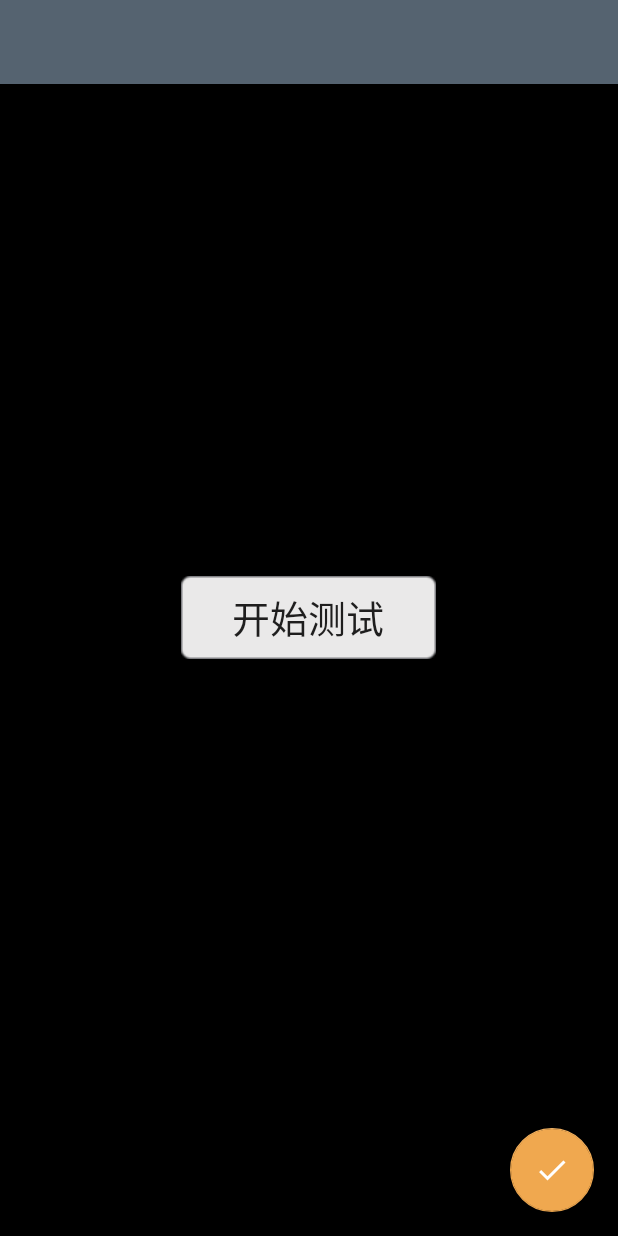
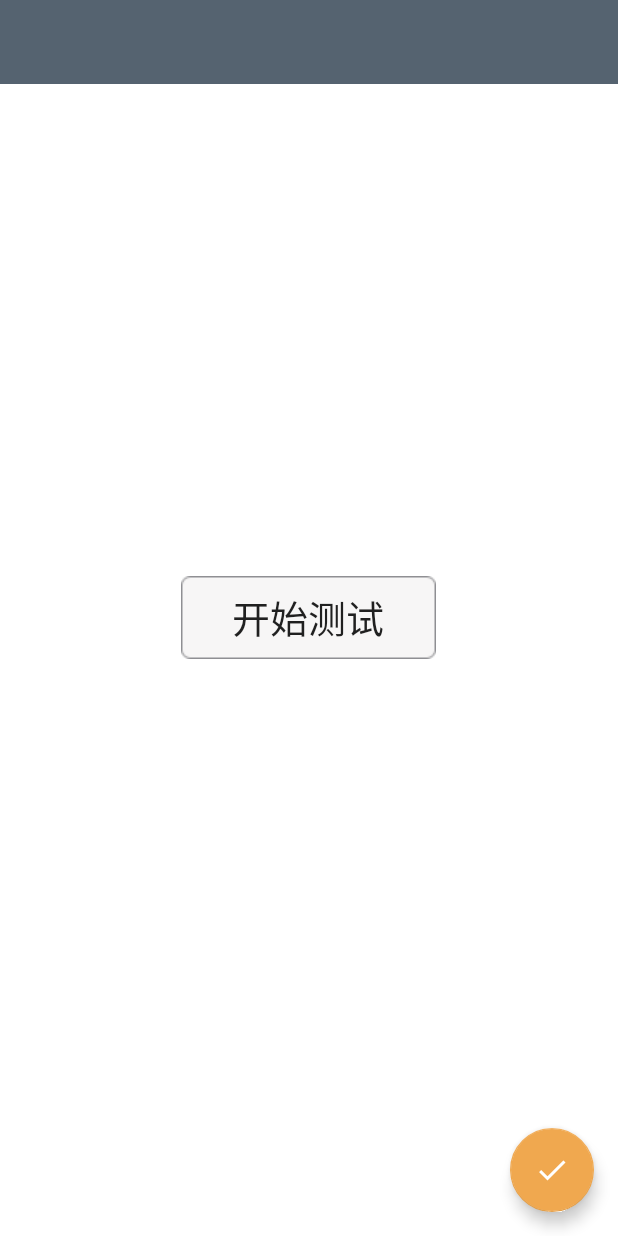
Before and after one commit to shuangjiang169/RoadInspect, an Android app: the layout activity_main.xml on its own in the app's theme, with its tools: preview values and no code run, on a phone screen of 412 x 824 dp. Run offline under Robolectric (Android 15) with nearby library versions, the phone set to English and light mode, and no system bars.

Commit message:
修改了定位文本 但是还是显示不出来省市

```diff
--- a/app/src/main/res/layout/activity_login.xml
+++ b/app/src/main/res/layout/activity_login.xml
@@ -70,7 +70,8 @@
             android:layout_marginTop="30dp"
             android:background="@drawable/button_style"
             android:text="登录"
-            android:textSize="20sp" />
+            android:textSize="20sp"
+            android:foreground = "?attr/selectableItemBackground"/>
     </RelativeLayout>
 
 
--- a/app/src/main/res/layout/activity_main.xml
+++ b/app/src/main/res/layout/activity_main.xml
@@ -11,7 +11,45 @@
       android:id="@+id/background"
       android:layout_width="match_parent"
       android:layout_height="match_parent"
-      android:background="#000000">
+      android:background="#FFF">
+
+
+
+
+    <Button
+        android:id="@+id/power"
+        android:layout_width="wrap_content"
+        android:layout_height="wrap_content"
+        android:layout_centerHorizontal="true"
+        android:layout_centerVertical="true"
+        android:background="@drawable/button_style"
+        android:text="  开始测试  "
+        android:textSize="25dp"
+        android:foreground = "?attr/selectableItemBackground"/>
+
+    <android.support.v7.widget.CardView
+        xmlns:card_view="http://schemas.android.com/apk/res-auto"
+        android:layout_above="@+id/power"
+        android:layout_width="match_parent"
+        android:layout_height="wrap_content"
+        android:layout_marginBottom="20dp"
+        android:layout_marginLeft="100dp"
+        android:layout_marginRight="100dp"
+        android:layout_marginTop="20dp"
+        card_view:cardBackgroundColor="#556370"
+        card_view:cardCornerRadius="10dp">
+        <TextView
+            android:id="@+id/position_text_view"
+            android:layout_width="match_parent"
+            android:layout_height="wrap_content"
+            android:foreground = "?attr/selectableItemBackground"
+            android:layout_margin="10dp"
+            android:visibility="gone"
+            android:gravity="center_horizontal"
+            android:textColor="#FFF"/>
+    </android.support.v7.widget.CardView>
+
+
 
     //toolbar显示
 <android.support.design.widget.CoordinatorLayout
@@ -33,40 +71,9 @@
         android:layout_gravity="bottom|end"
         android:layout_margin="16dp"
         android:src="@drawable/ic_done" />
-
-
-
 </android.support.design.widget.CoordinatorLayout>
 
 
 
 
-<Button
-        android:id="@+id/power"
-        android:layout_width="wrap_content"
-        android:layout_height="wrap_content"
-        android:layout_centerHorizontal="true"
-        android:layout_centerVertical="true"
-        android:background="@drawable/button_style"
-        android:text="  开始测试  "
-        android:textSize="25dp" />
-
-    <android.support.v7.widget.CardView
-        android:layout_below="@+id/power"
-        android:layout_width="match_parent"
-        android:layout_height="wrap_content"
-        android:layout_marginBottom="15dp"
-        android:layout_marginLeft="20dp"
-        android:layout_marginRight="20dp"
-        android:layout_marginTop="20dp">
-    <TextView
-        android:id="@+id/position_text_view"
-        android:layout_width="match_parent"
-        android:layout_height="wrap_content"
-        android:layout_margin="10dp"
-        android:visibility="gone"
-        android:gravity="center_horizontal"
-        android:textColor="#f0a84f"/>
-    </android.support.v7.widget.CardView>
-
    </RelativeLayout>
--- a/app/src/main/res/layout/activity_register.xml
+++ b/app/src/main/res/layout/activity_register.xml
@@ -66,7 +66,8 @@
             android:layout_marginTop="30dp"
             android:background="@drawable/button_style"
             android:text="注册"
-            android:textSize="19sp" />
+            android:textSize="19sp"
+            android:foreground = "?attr/selectableItemBackground"/>
     </RelativeLayout>
 
 </RelativeLayout>
```
Also changed, not shown: app/src/main/java/com/example/boyceng/roadinspect/MainActivity.java (+14 -1 lines).
